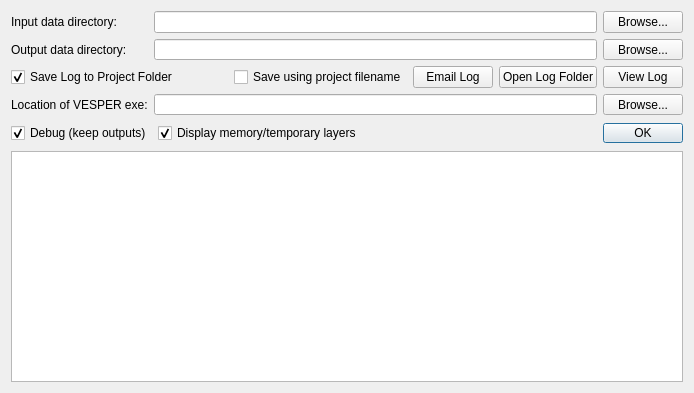
The window that pat/gui/settings_dialog_base.ui (CSIRO-Precision-Agriculture/PAT_QGIS_Plugin) describes before a commit, drawn with Qt 5.
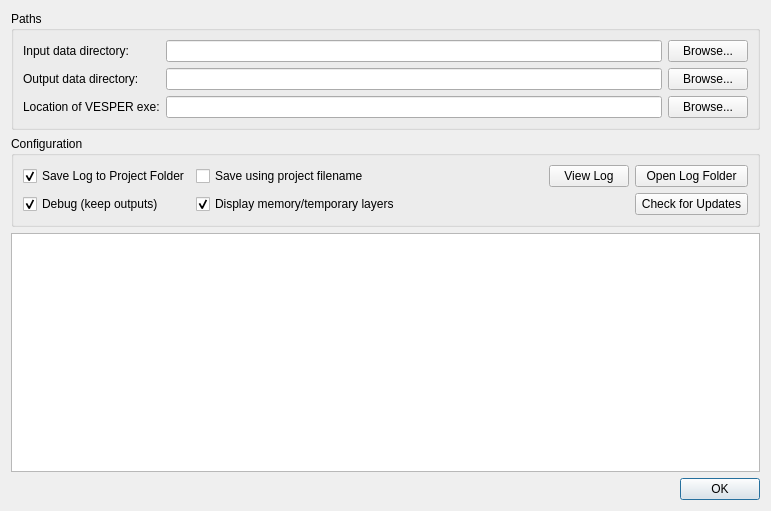
The same window after the commit.

Commit message: new check dependencies and install routines

```diff
--- a/pat/gui/settings_dialog_base.ui
+++ b/pat/gui/settings_dialog_base.ui
@@ -9,8 +9,8 @@
    <rect>
     <x>0</x>
     <y>0</y>
-    <width>694</width>
-    <height>393</height>
+    <width>771</width>
+    <height>511</height>
    </rect>
   </property>
   <property name="sizePolicy">
@@ -27,17 +27,47 @@
   </property>
   <layout class="QFormLayout" name="formLayout">
    <item row="0" column="0" colspan="2">
-    <layout class="QGridLayout" name="gridLayout">
-     <item row="1" column="1" colspan="4">
-      <widget class="QLineEdit" name="lneOutDataDirectory">
-       <property name="enabled">
-        <bool>true</bool>
-       </property>
+    <widget class="QGroupBox" name="gpbPaths">
+     <property name="sizePolicy">
+      <sizepolicy hsizetype="Preferred" vsizetype="Fixed">
+       <horstretch>0</horstretch>
+       <verstretch>0</verstretch>
+      </sizepolicy>
+     </property>
+     <property name="title">
+      <string>Paths</string>
+     </property>
+     <layout class="QGridLayout" name="gridLayout_2">
+      <item row="0" column="0">
+       <widget class="QLabel" name="lblInDataDirectory">
+        <property name="text">
+         <string>Input data directory:</string>
+        </property>
+       </widget>
+      </item>
+      <item row="0" column="1">
+       <widget class="QLineEdit" name="lneInDataDirectory">
        <property name="readOnly">
         <bool>true</bool>
        </property>
       </widget>
      </item>
+      <item row="0" column="2">
+       <widget class="QPushButton" name="cmdInBrowse">
+        <property name="enabled">
+         <bool>true</bool>
+        </property>
+        <property name="sizePolicy">
+         <sizepolicy hsizetype="Fixed" vsizetype="Fixed">
+          <horstretch>0</horstretch>
+          <verstretch>0</verstretch>
+         </sizepolicy>
+        </property>
+        <property name="text">
+         <string>Browse...</string>
+        </property>
+       </widget>
+      </item>
      <item row="1" column="0">
       <widget class="QLabel" name="lblOutDataDirectory">
        <property name="text">
@@ -45,38 +75,18 @@
        </property>
       </widget>
      </item>
-     <item row="0" column="1" colspan="4">
-      <widget class="QLineEdit" name="lneInDataDirectory">
-       <property name="readOnly">
-        <bool>true</bool>
-       </property>
-      </widget>
-     </item>
-     <item row="2" column="4">
-      <widget class="QPushButton" name="cmdOpenFolder">
+      <item row="1" column="1">
+       <widget class="QLineEdit" name="lneOutDataDirectory">
        <property name="enabled">
         <bool>true</bool>
        </property>
-       <property name="sizePolicy">
-        <sizepolicy hsizetype="Fixed" vsizetype="Fixed">
-         <horstretch>0</horstretch>
-         <verstretch>0</verstretch>
-        </sizepolicy>
-       </property>
-       <property name="text">
-        <string>Open Log Folder</string>
-       </property>
-      </widget>
-     </item>
-     <item row="3" column="1" colspan="4">
-      <widget class="QLineEdit" name="lneVesperExe">
        <property name="readOnly">
         <bool>true</bool>
        </property>
       </widget>
      </item>
-     <item row="2" column="5">
-      <widget class="QPushButton" name="cmdViewLog">
+      <item row="1" column="2">
+       <widget class="QPushButton" name="cmdOutBrowse">
        <property name="enabled">
         <bool>true</bool>
        </property>
@@ -87,11 +97,11 @@
         </sizepolicy>
        </property>
        <property name="text">
-        <string>View Log</string>
+         <string>Browse...</string>
        </property>
       </widget>
      </item>
-     <item row="3" column="0">
+      <item row="2" column="0">
       <widget class="QLabel" name="lblVesperExe">
        <property name="sizePolicy">
         <sizepolicy hsizetype="Preferred" vsizetype="Preferred">
@@ -107,7 +117,14 @@
        </property>
       </widget>
      </item>
-     <item row="3" column="5">
+      <item row="2" column="1">
+       <widget class="QLineEdit" name="lneVesperExe">
+        <property name="readOnly">
+         <bool>true</bool>
+        </property>
+       </widget>
+      </item>
+      <item row="2" column="2">
       <widget class="QPushButton" name="cmdVesperExe">
        <property name="enabled">
         <bool>true</bool>
@@ -123,11 +140,23 @@
        </property>
       </widget>
      </item>
-     <item row="0" column="5">
-      <widget class="QPushButton" name="cmdInBrowse">
-       <property name="enabled">
-        <bool>true</bool>
-       </property>
+     </layout>
+    </widget>
+   </item>
+   <item row="1" column="0" colspan="2">
+    <widget class="QGroupBox" name="gpbDebug">
+     <property name="sizePolicy">
+      <sizepolicy hsizetype="Preferred" vsizetype="Fixed">
+       <horstretch>0</horstretch>
+       <verstretch>0</verstretch>
+      </sizepolicy>
+     </property>
+     <property name="title">
+      <string>Configuration</string>
+     </property>
+     <layout class="QGridLayout" name="gridLayout">
+      <item row="1" column="0">
+       <widget class="QCheckBox" name="chkDebug">
        <property name="sizePolicy">
         <sizepolicy hsizetype="Fixed" vsizetype="Fixed">
          <horstretch>0</horstretch>
@@ -135,12 +164,25 @@
         </sizepolicy>
        </property>
        <property name="text">
-        <string>Browse...</string>
-       </property>
-      </widget>
-     </item>
-     <item row="1" column="5">
-      <widget class="QPushButton" name="cmdOutBrowse">
+         <string>Debug (keep outputs)</string>
+        </property>
+        <property name="checked">
+         <bool>true</bool>
+        </property>
+       </widget>
+      </item>
+      <item row="1" column="1">
+       <widget class="QCheckBox" name="chkDisplayTempLayers">
+        <property name="text">
+         <string>Display memory/temporary layers</string>
+        </property>
+        <property name="checked">
+         <bool>true</bool>
+        </property>
+       </widget>
+      </item>
+      <item row="0" column="4">
+       <widget class="QPushButton" name="cmdOpenFolder">
        <property name="enabled">
         <bool>true</bool>
        </property>
@@ -150,19 +192,18 @@
          <verstretch>0</verstretch>
         </sizepolicy>
        </property>
+        <property name="maximumSize">
+         <size>
+          <width>113</width>
+          <height>16777215</height>
+         </size>
+        </property>
        <property name="text">
-        <string>Browse...</string>
+         <string>Open Log Folder</string>
        </property>
       </widget>
      </item>
      <item row="0" column="0">
-      <widget class="QLabel" name="lblInDataDirectory">
-       <property name="text">
-        <string>Input data directory:</string>
-       </property>
-      </widget>
-     </item>
-     <item row="2" column="0" colspan="2">
       <widget class="QCheckBox" name="chkSaveLogToProjectFolder">
        <property name="text">
         <string>Save Log to Project Folder</string>
@@ -172,7 +213,14 @@
        </property>
       </widget>
      </item>
-     <item row="2" column="2">
+      <item row="1" column="4">
+       <widget class="QPushButton" name="cmdCheckUpdates">
+        <property name="text">
+         <string>Check for Updates</string>
+        </property>
+       </widget>
+      </item>
+      <item row="0" column="1">
       <widget class="QCheckBox" name="chkUseProjectName">
        <property name="text">
         <string>Save using project filename</string>
@@ -182,29 +230,11 @@
        </property>
       </widget>
      </item>
-     <item row="2" column="3">
-      <widget class="QPushButton" name="cmdEmailLog">
-       <property name="text">
-        <string>Email Log</string>
-       </property>
-      </widget>
-     </item>
-    </layout>
-   </item>
-   <item row="1" column="0" colspan="2">
-    <layout class="QGridLayout" name="gridLayout_3">
-     <item row="0" column="1">
-      <widget class="QCheckBox" name="chkDisplayTempLayers">
-       <property name="text">
-        <string>Display memory/temporary layers</string>
-       </property>
-       <property name="checked">
+      <item row="0" column="2">
+       <widget class="QPushButton" name="cmdViewLog">
+        <property name="enabled">
         <bool>true</bool>
        </property>
-      </widget>
-     </item>
-     <item row="0" column="0">
-      <widget class="QCheckBox" name="chkDebug">
        <property name="sizePolicy">
         <sizepolicy hsizetype="Fixed" vsizetype="Fixed">
          <horstretch>0</horstretch>
@@ -212,17 +242,27 @@
         </sizepolicy>
        </property>
        <property name="text">
-        <string>Debug (keep outputs)</string>
-       </property>
-       <property name="checked">
+         <string>View Log</string>
+        </property>
+       </widget>
+      </item>
+     </layout>
+    </widget>
+   </item>
+   <item row="3" column="0" colspan="2">
+    <widget class="QTextBrowser" name="pteVersions">
+     <property name="acceptRichText">
         <bool>true</bool>
        </property>
-      </widget>
-     </item>
-     <item row="0" column="2">
+     <property name="openExternalLinks">
+      <bool>true</bool>
+     </property>
+    </widget>
+   </item>
+   <item row="4" column="1">
       <widget class="QDialogButtonBox" name="buttonBox">
        <property name="sizePolicy">
-        <sizepolicy hsizetype="Fixed" vsizetype="Fixed">
+      <sizepolicy hsizetype="Expanding" vsizetype="Fixed">
          <horstretch>0</horstretch>
          <verstretch>0</verstretch>
         </sizepolicy>
@@ -236,24 +276,7 @@
       </widget>
      </item>
     </layout>
-   </item>
-   <item row="2" column="0" colspan="2">
-    <widget class="QTextBrowser" name="pteVersions">
-     <property name="acceptRichText">
-      <bool>true</bool>
-     </property>
-     <property name="openExternalLinks">
-      <bool>true</bool>
-     </property>
-    </widget>
-   </item>
-  </layout>
- </widget>
- <tabstops>
-  <tabstop>chkDebug</tabstop>
-  <tabstop>lneInDataDirectory</tabstop>
-  <tabstop>lneOutDataDirectory</tabstop>
- </tabstops>
+ </widget>
  <resources/>
  <connections>
   <connection>
```
Lines whose indentation alone changed are shown as unchanged. The commit also changes 10 other files.
